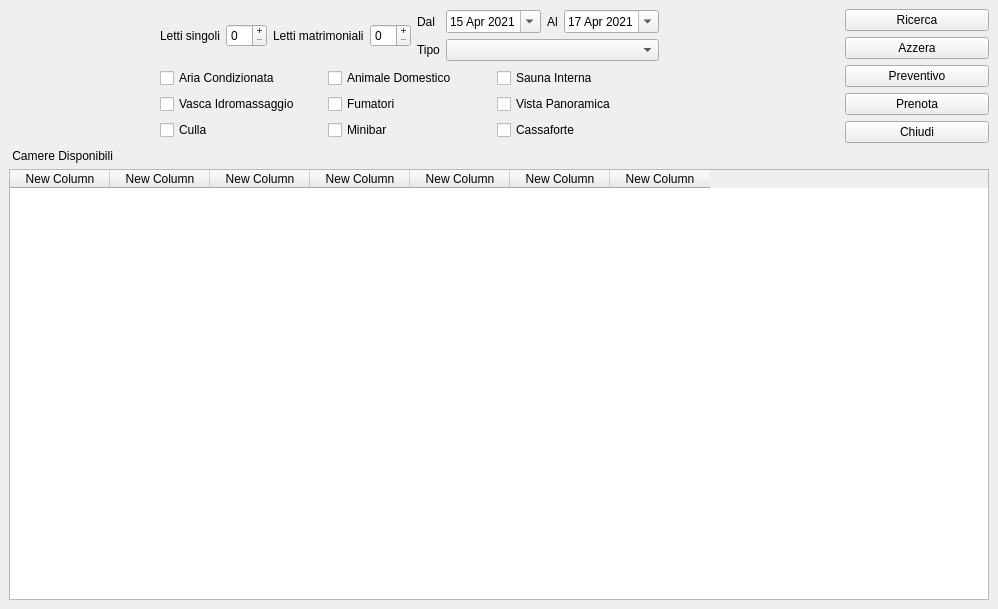
Above: ui/ricerca_camere_disponibili.ui from Raccispini/Progetto-Hotel before the change. Below: the same form after it.
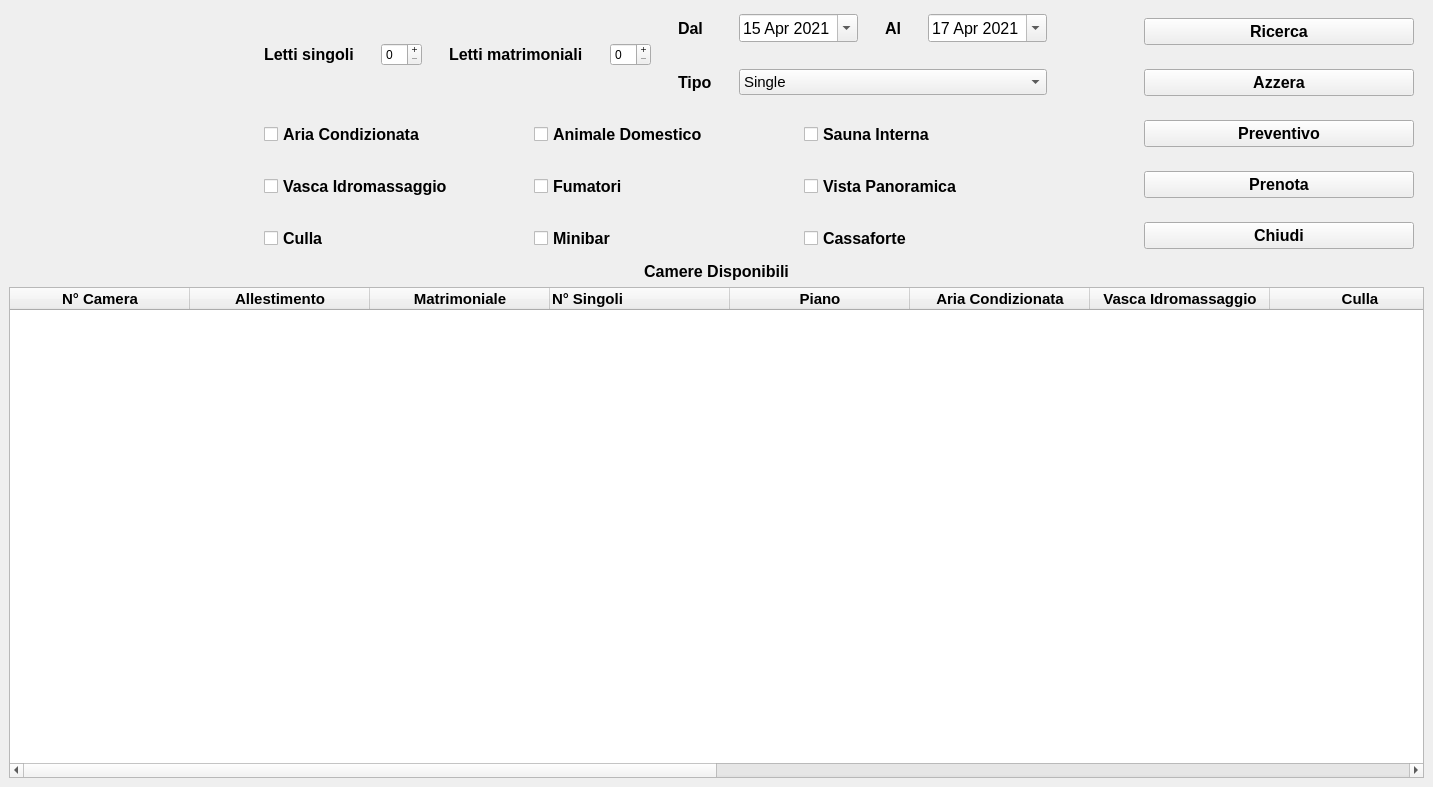
That is the form after the change. Icons and pictures are not drawn.

```diff
--- a/ui/ricerca_camere_disponibili.ui
+++ b/ui/ricerca_camere_disponibili.ui
@@ -6,8 +6,8 @@
    <rect>
     <x>0</x>
     <y>0</y>
-    <width>998</width>
-    <height>609</height>
+    <width>1433</width>
+    <height>787</height>
    </rect>
   </property>
   <property name="windowTitle">
@@ -20,6 +20,18 @@
    <layout class="QVBoxLayout" name="verticalLayout">
     <item>
      <layout class="QHBoxLayout" name="horizontalLayout">
+      <property name="spacing">
+       <number>20</number>
+      </property>
+      <property name="leftMargin">
+       <number>10</number>
+      </property>
+      <property name="topMargin">
+       <number>5</number>
+      </property>
+      <property name="rightMargin">
+       <number>10</number>
+      </property>
       <item>
        <widget class="QLabel" name="logo">
         <property name="maximumSize">
@@ -38,12 +50,26 @@
       </item>
       <item>
        <layout class="QVBoxLayout" name="verticalLayout_4">
+        <property name="spacing">
+         <number>27</number>
+        </property>
+        <property name="leftMargin">
+         <number>25</number>
+        </property>
+        <property name="bottomMargin">
+         <number>5</number>
+        </property>
         <item>
          <layout class="QGridLayout" name="gridLayout_6">
           <item row="0" column="4">
            <layout class="QGridLayout" name="gridLayout_7">
             <item row="0" column="1">
              <widget class="QDateEdit" name="date_dal">
+              <property name="font">
+               <font>
+                <pointsize>12</pointsize>
+               </font>
+              </property>
               <property name="calendarPopup">
                <bool>true</bool>
               </property>
@@ -58,6 +84,14 @@
             </item>
             <item row="0" column="2">
              <widget class="QLabel" name="label_7">
+              <property name="font">
+               <font>
+                <family>Arial</family>
+                <pointsize>12</pointsize>
+                <weight>75</weight>
+                <bold>true</bold>
+               </font>
+              </property>
               <property name="text">
                <string>Al</string>
               </property>
@@ -65,6 +99,14 @@
             </item>
             <item row="0" column="0">
              <widget class="QLabel" name="label_6">
+              <property name="font">
+               <font>
+                <family>Arial</family>
+                <pointsize>12</pointsize>
+                <weight>75</weight>
+                <bold>true</bold>
+               </font>
+              </property>
               <property name="text">
                <string>Dal</string>
               </property>
@@ -72,6 +114,14 @@
             </item>
             <item row="2" column="0">
              <widget class="QLabel" name="label_5">
+              <property name="font">
+               <font>
+                <family>Arial</family>
+                <pointsize>12</pointsize>
+                <weight>75</weight>
+                <bold>true</bold>
+               </font>
+              </property>
               <property name="text">
                <string>Tipo</string>
               </property>
@@ -79,6 +129,11 @@
             </item>
             <item row="0" column="3">
              <widget class="QDateEdit" name="date_al">
+              <property name="font">
+               <font>
+                <pointsize>12</pointsize>
+               </font>
+              </property>
               <property name="calendarPopup">
                <bool>true</bool>
               </property>
@@ -92,7 +147,24 @@
              </widget>
             </item>
             <item row="2" column="1" colspan="3">
-             <widget class="QComboBox" name="combo_tipo"/>
+             <widget class="QComboBox" name="combo_tipo">
+              <property name="font">
+               <font>
+                <family>Arial</family>
+                <pointsize>11</pointsize>
+               </font>
+              </property>
+              <item>
+               <property name="text">
+                <string>Single</string>
+               </property>
+              </item>
+              <item>
+               <property name="text">
+                <string>Deluxe</string>
+               </property>
+              </item>
+             </widget>
             </item>
            </layout>
           </item>
@@ -105,6 +177,14 @@
           </item>
           <item row="0" column="2">
            <widget class="QLabel" name="label_4">
+            <property name="font">
+             <font>
+              <family>Arial</family>
+              <pointsize>12</pointsize>
+              <weight>75</weight>
+              <bold>true</bold>
+             </font>
+            </property>
             <property name="text">
              <string>Letti matrimoniali</string>
             </property>
@@ -112,6 +192,14 @@
           </item>
           <item row="0" column="0">
            <widget class="QLabel" name="label_3">
+            <property name="font">
+             <font>
+              <family>Arial</family>
+              <pointsize>12</pointsize>
+              <weight>75</weight>
+              <bold>true</bold>
+             </font>
+            </property>
             <property name="text">
              <string>Letti singoli</string>
             </property>
@@ -130,6 +218,14 @@
          <layout class="QGridLayout" name="gridLayout_3">
           <item row="0" column="1">
            <widget class="QCheckBox" name="cb_animaledomestico">
+            <property name="font">
+             <font>
+              <family>Arial</family>
+              <pointsize>12</pointsize>
+              <weight>75</weight>
+              <bold>true</bold>
+             </font>
+            </property>
             <property name="text">
              <string>Animale Domestico</string>
             </property>
@@ -137,6 +233,14 @@
           </item>
           <item row="1" column="1">
            <widget class="QCheckBox" name="cb_fumatori">
+            <property name="font">
+             <font>
+              <family>Arial</family>
+              <pointsize>12</pointsize>
+              <weight>75</weight>
+              <bold>true</bold>
+             </font>
+            </property>
             <property name="text">
              <string>Fumatori</string>
             </property>
@@ -144,6 +248,14 @@
           </item>
           <item row="1" column="0">
            <widget class="QCheckBox" name="cb_vascaidromassaggio">
+            <property name="font">
+             <font>
+              <family>Arial</family>
+              <pointsize>12</pointsize>
+              <weight>75</weight>
+              <bold>true</bold>
+             </font>
+            </property>
             <property name="text">
              <string>Vasca Idromassaggio</string>
             </property>
@@ -151,6 +263,14 @@
           </item>
           <item row="1" column="2">
            <widget class="QCheckBox" name="cb_vistapanoramica">
+            <property name="font">
+             <font>
+              <family>Arial</family>
+              <pointsize>12</pointsize>
+              <weight>75</weight>
+              <bold>true</bold>
+             </font>
+            </property>
             <property name="text">
              <string>Vista Panoramica</string>
             </property>
@@ -158,6 +278,14 @@
           </item>
           <item row="0" column="2">
            <widget class="QCheckBox" name="cb_saunainterna">
+            <property name="font">
+             <font>
+              <family>Arial</family>
+              <pointsize>12</pointsize>
+              <weight>75</weight>
+              <bold>true</bold>
+             </font>
+            </property>
             <property name="text">
              <string>Sauna Interna</string>
             </property>
@@ -165,6 +293,14 @@
           </item>
           <item row="0" column="0">
            <widget class="QCheckBox" name="cb_ariaCondizionata">
+            <property name="font">
+             <font>
+              <family>Arial</family>
+              <pointsize>12</pointsize>
+              <weight>75</weight>
+              <bold>true</bold>
+             </font>
+            </property>
             <property name="text">
              <string>Aria Condizionata</string>
             </property>
@@ -172,6 +308,14 @@
           </item>
           <item row="2" column="0">
            <widget class="QCheckBox" name="cb_culla_2">
+            <property name="font">
+             <font>
+              <family>Arial</family>
+              <pointsize>12</pointsize>
+              <weight>75</weight>
+              <bold>true</bold>
+             </font>
+            </property>
             <property name="text">
              <string>Culla</string>
             </property>
@@ -179,6 +323,14 @@
           </item>
           <item row="2" column="2">
            <widget class="QCheckBox" name="cb_cassaforte">
+            <property name="font">
+             <font>
+              <family>Arial</family>
+              <pointsize>12</pointsize>
+              <weight>75</weight>
+              <bold>true</bold>
+             </font>
+            </property>
             <property name="text">
              <string>Cassaforte</string>
             </property>
@@ -186,6 +338,14 @@
           </item>
           <item row="2" column="1">
            <widget class="QCheckBox" name="cb_minibar">
+            <property name="font">
+             <font>
+              <family>Arial</family>
+              <pointsize>12</pointsize>
+              <weight>75</weight>
+              <bold>true</bold>
+             </font>
+            </property>
             <property name="text">
              <string>Minibar</string>
             </property>
@@ -205,7 +365,7 @@
         </property>
         <property name="sizeHint" stdset="0">
          <size>
-          <width>180</width>
+          <width>77</width>
           <height>20</height>
          </size>
         </property>
@@ -215,6 +375,20 @@
        <layout class="QVBoxLayout" name="verticalLayout_3">
         <item>
          <widget class="QPushButton" name="pb_ricerca">
+          <property name="sizePolicy">
+           <sizepolicy hsizetype="Minimum" vsizetype="Fixed">
+            <horstretch>0</horstretch>
+            <verstretch>0</verstretch>
+           </sizepolicy>
+          </property>
+          <property name="font">
+           <font>
+            <family>Arial</family>
+            <pointsize>12</pointsize>
+            <weight>75</weight>
+            <bold>true</bold>
+           </font>
+          </property>
           <property name="text">
            <string>Ricerca</string>
           </property>
@@ -222,6 +396,20 @@
         </item>
         <item>
          <widget class="QPushButton" name="pb_azzera">
+          <property name="sizePolicy">
+           <sizepolicy hsizetype="Minimum" vsizetype="Fixed">
+            <horstretch>0</horstretch>
+            <verstretch>0</verstretch>
+           </sizepolicy>
+          </property>
+          <property name="font">
+           <font>
+            <family>Arial</family>
+            <pointsize>12</pointsize>
+            <weight>75</weight>
+            <bold>true</bold>
+           </font>
+          </property>
           <property name="text">
            <string>Azzera</string>
           </property>
@@ -229,6 +417,20 @@
         </item>
         <item>
          <widget class="QPushButton" name="pb_preventivo">
+          <property name="sizePolicy">
+           <sizepolicy hsizetype="Minimum" vsizetype="Fixed">
+            <horstretch>0</horstretch>
+            <verstretch>0</verstretch>
+           </sizepolicy>
+          </property>
+          <property name="font">
+           <font>
+            <family>Arial</family>
+            <pointsize>12</pointsize>
+            <weight>75</weight>
+            <bold>true</bold>
+           </font>
+          </property>
           <property name="text">
            <string>Preventivo</string>
           </property>
@@ -236,6 +438,20 @@
         </item>
         <item>
          <widget class="QPushButton" name="pb_prenota">
+          <property name="sizePolicy">
+           <sizepolicy hsizetype="Minimum" vsizetype="Fixed">
+            <horstretch>0</horstretch>
+            <verstretch>0</verstretch>
+           </sizepolicy>
+          </property>
+          <property name="font">
+           <font>
+            <family>Arial</family>
+            <pointsize>12</pointsize>
+            <weight>75</weight>
+            <bold>true</bold>
+           </font>
+          </property>
           <property name="text">
            <string>Prenota</string>
           </property>
@@ -243,6 +459,20 @@
         </item>
         <item>
          <widget class="QPushButton" name="pb_chiudi">
+          <property name="sizePolicy">
+           <sizepolicy hsizetype="Minimum" vsizetype="Fixed">
+            <horstretch>0</horstretch>
+            <verstretch>0</verstretch>
+           </sizepolicy>
+          </property>
+          <property name="font">
+           <font>
+            <family>Arial</family>
+            <pointsize>12</pointsize>
+            <weight>75</weight>
+            <bold>true</bold>
+           </font>
+          </property>
           <property name="text">
            <string>Chiudi</string>
           </property>
@@ -255,47 +485,217 @@
     <item>
      <layout class="QVBoxLayout" name="verticalLayout_2">
       <item>
-       <widget class="QLabel" name="labelCamere">
+       <widget class="QLabel" name="label">
+        <property name="font">
+         <font>
+          <family>Arial</family>
+          <pointsize>12</pointsize>
+          <weight>75</weight>
+          <bold>true</bold>
+         </font>
+        </property>
         <property name="text">
-         <string> Camere Disponibili</string>
+         <string>Camere Disponibili</string>
+        </property>
+        <property name="alignment">
+         <set>Qt::AlignCenter</set>
         </property>
        </widget>
       </item>
       <item>
        <widget class="QTableWidget" name="tabellaCamere">
+        <attribute name="horizontalHeaderDefaultSectionSize">
+         <number>180</number>
+        </attribute>
+        <attribute name="horizontalHeaderShowSortIndicator" stdset="0">
+         <bool>false</bool>
+        </attribute>
+        <attribute name="horizontalHeaderStretchLastSection">
+         <bool>true</bool>
+        </attribute>
         <column>
          <property name="text">
-          <string>New Column</string>
+          <string>N° Camera</string>
          </property>
+         <property name="font">
+          <font>
+           <family>Arial</family>
+           <pointsize>11</pointsize>
+           <weight>75</weight>
+           <bold>true</bold>
+          </font>
+         </property>
         </column>
         <column>
          <property name="text">
-          <string>New Column</string>
+          <string>Allestimento</string>
          </property>
+         <property name="font">
+          <font>
+           <family>Arial</family>
+           <pointsize>11</pointsize>
+           <weight>75</weight>
+           <bold>true</bold>
+          </font>
+         </property>
         </column>
         <column>
          <property name="text">
-          <string>New Column</string>
+          <string>Matrimoniale</string>
          </property>
+         <property name="font">
+          <font>
+           <family>Arial</family>
+           <pointsize>11</pointsize>
+           <weight>75</weight>
+           <bold>true</bold>
+          </font>
+         </property>
         </column>
         <column>
          <property name="text">
-          <string>New Column</string>
+          <string>N° Singoli</string>
          </property>
+         <property name="font">
+          <font>
+           <family>Arial</family>
+           <pointsize>11</pointsize>
+           <weight>75</weight>
+           <bold>true</bold>
+          </font>
+         </property>
+         <property name="textAlignment">
+          <set>AlignLeading|AlignVCenter</set>
+         </property>
         </column>
         <column>
          <property name="text">
-          <string>New Column</string>
+          <string>Piano</string>
          </property>
+         <property name="font">
+          <font>
+           <family>Arial</family>
+           <pointsize>11</pointsize>
+           <weight>75</weight>
+           <bold>true</bold>
+          </font>
+         </property>
         </column>
         <column>
          <property name="text">
-          <string>New Column</string>
+          <string>Aria Condizionata</string>
          </property>
+         <property name="font">
+          <font>
+           <family>Arial</family>
+           <pointsize>11</pointsize>
+           <weight>75</weight>
+           <bold>true</bold>
+          </font>
+         </property>
         </column>
         <column>
          <property name="text">
-          <string>New Column</string>
+          <string>Vasca Idromassaggio</string>
+         </property>
+         <property name="font">
+          <font>
+           <family>Arial</family>
+           <pointsize>11</pointsize>
+           <weight>75</weight>
+           <bold>true</bold>
+          </font>
+         </property>
+        </column>
+        <column>
+         <property name="text">
+          <string>Culla</string>
+         </property>
+         <property name="font">
+          <font>
+           <family>Arial</family>
+           <pointsize>11</pointsize>
+           <weight>75</weight>
+           <bold>true</bold>
+          </font>
+         </property>
+        </column>
+        <column>
+         <property name="text">
+          <string>Animale Domesico</string>
+         </property>
+         <property name="font">
+          <font>
+           <family>Arial</family>
+           <pointsize>11</pointsize>
+           <weight>75</weight>
+           <bold>true</bold>
+          </font>
+         </property>
+        </column>
+        <column>
+         <property name="text">
+          <string>Fumatori</string>
+         </property>
+         <property name="font">
+          <font>
+           <family>Arial</family>
+           <pointsize>11</pointsize>
+           <weight>75</weight>
+           <bold>true</bold>
+          </font>
+         </property>
+        </column>
+        <column>
+         <property name="text">
+          <string>Mini Bar</string>
+         </property>
+         <property name="font">
+          <font>
+           <family>Arial</family>
+           <pointsize>11</pointsize>
+           <weight>75</weight>
+           <bold>true</bold>
+          </font>
+         </property>
+        </column>
+        <column>
+         <property name="text">
+          <string>Sauna Interna</string>
+         </property>
+         <property name="font">
+          <font>
+           <family>Arial</family>
+           <pointsize>11</pointsize>
+           <weight>75</weight>
+           <bold>true</bold>
+          </font>
+         </property>
+        </column>
+        <column>
+         <property name="text">
+          <string>Vista Panoramica</string>
+         </property>
+         <property name="font">
+          <font>
+           <family>Arial</family>
+           <pointsize>11</pointsize>
+           <weight>75</weight>
+           <bold>true</bold>
+          </font>
+         </property>
+        </column>
+        <column>
+         <property name="text">
+          <string>Cassaforte</string>
+         </property>
+         <property name="font">
+          <font>
+           <family>Arial</family>
+           <pointsize>11</pointsize>
+           <weight>75</weight>
+           <bold>true</bold>
+          </font>
          </property>
         </column>
        </widget>
```
Left out of the diff: 2 changed lines with no effect on the pictures.
